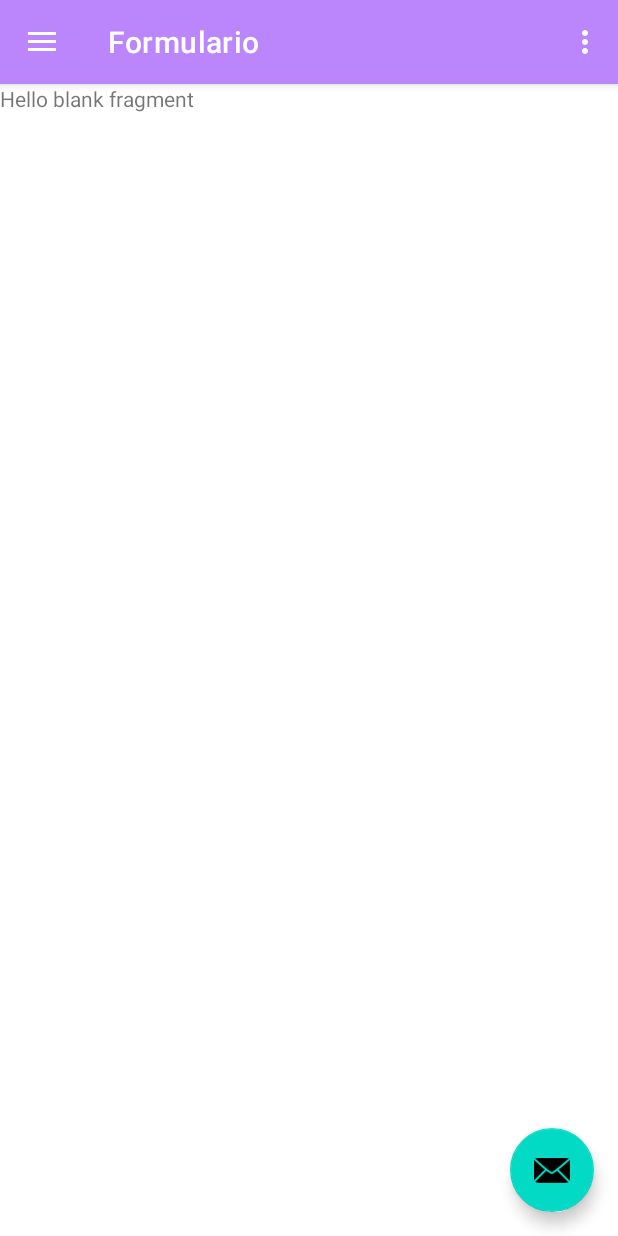
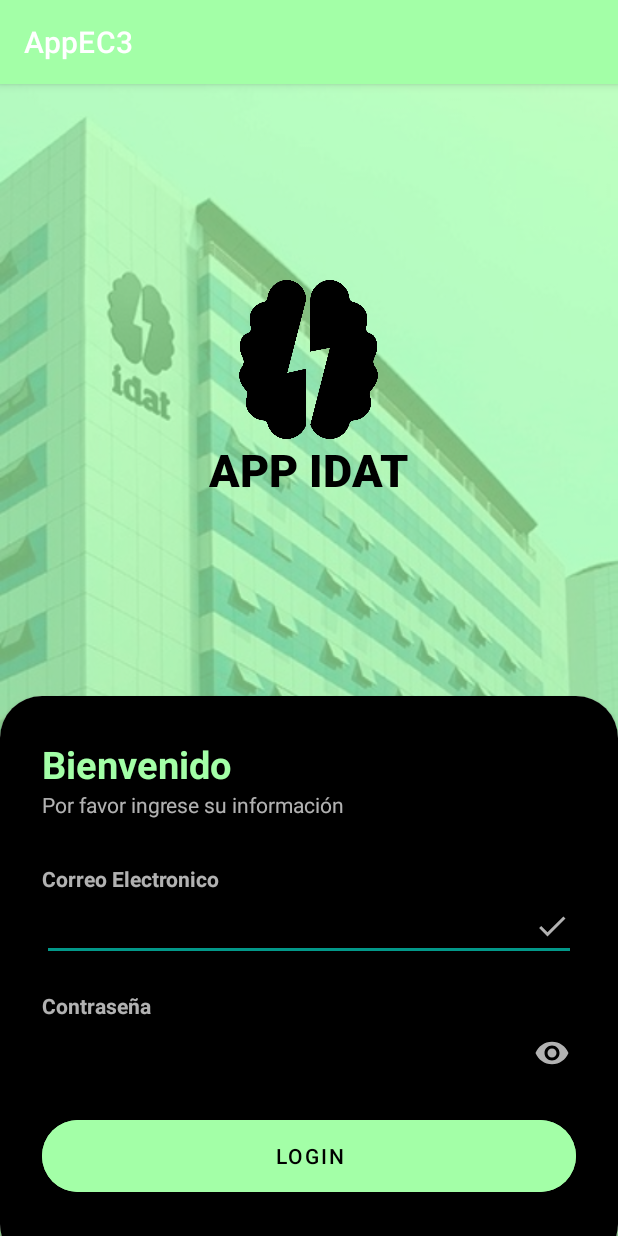
Before and after one commit to wanderjts94/AppEC3, an Android app: the screen it shows after launch (MainActivity before the commit, LoginActivity after it), on a phone screen of 412 x 824 dp. Run offline under Robolectric (Android 15) with nearby library versions, the phone set to English and light mode, and no system bars.

Commit message:
primer commit grande

```diff
--- a/app/src/main/AndroidManifest.xml
+++ b/app/src/main/AndroidManifest.xml
@@ -14,17 +14,22 @@
         tools:targetApi="31">
         <activity
             android:name=".LoginActivity"
-            android:exported="false" />
-        <activity
-            android:name=".MainActivity"
-            android:exported="true"
-            android:label="@string/app_name"
-            android:theme="@style/Theme.AppEC3.NoActionBar">
+            android:exported="true" >
+
             <intent-filter>
                 <action android:name="android.intent.action.MAIN" />
 
                 <category android:name="android.intent.category.LAUNCHER" />
             </intent-filter>
+
+        </activity>
+
+        <activity
+            android:name=".MainActivity"
+            android:exported="false"
+            android:label="@string/app_name"
+            android:theme="@style/Theme.AppEC3.NoActionBar">
+
         </activity>
     </application>
 
--- /dev/null
+++ b/app/src/main/res/drawable/baseline_check_24.xml
@@ -0,0 +1,5 @@
+<vector android:height="24dp" android:tint="#FFFFFF"
+    android:viewportHeight="24" android:viewportWidth="24"
+    android:width="24dp" xmlns:android="http://schemas.android.com/apk/res/android">
+    <path android:fillColor="@android:color/white" android:pathData="M9,16.17L4.83,12l-1.42,1.41L9,19 21,7l-1.41,-1.41z"/>
+</vector>
--- /dev/null
+++ b/app/src/main/res/drawable/baseline_remove_red_eye_24.xml
@@ -0,0 +1,5 @@
+<vector android:height="24dp" android:tint="#FFFFFF"
+    android:viewportHeight="24" android:viewportWidth="24"
+    android:width="24dp" xmlns:android="http://schemas.android.com/apk/res/android">
+    <path android:fillColor="@android:color/white" android:pathData="M12,4.5C7,4.5 2.73,7.61 1,12c1.73,4.39 6,7.5 11,7.5s9.27,-3.11 11,-7.5c-1.73,-4.39 -6,-7.5 -11,-7.5zM12,17c-2.76,0 -5,-2.24 -5,-5s2.24,-5 5,-5 5,2.24 5,5 -2.24,5 -5,5zM12,9c-1.66,0 -3,1.34 -3,3s1.34,3 3,3 3,-1.34 3,-3 -1.34,-3 -3,-3z"/>
+</vector>
--- a/app/src/main/res/layout/activity_login.xml
+++ b/app/src/main/res/layout/activity_login.xml
@@ -1,9 +1,138 @@
 <?xml version="1.0" encoding="utf-8"?>
-<androidx.constraintlayout.widget.ConstraintLayout xmlns:android="http://schemas.android.com/apk/res/android"
+<RelativeLayout xmlns:android="http://schemas.android.com/apk/res/android"
     xmlns:app="http://schemas.android.com/apk/res-auto"
     xmlns:tools="http://schemas.android.com/tools"
     android:layout_width="match_parent"
     android:layout_height="match_parent"
+    android:background="@drawable/fachada"
     tools:context=".LoginActivity">
 
-</androidx.constraintlayout.widget.ConstraintLayout>
+    <RelativeLayout
+        android:layout_width="match_parent"
+        android:layout_height="match_parent"
+        android:background="@color/primario"
+        android:alpha="0.7"/>
+
+    <LinearLayout
+        android:layout_width="match_parent"
+        android:layout_height="match_parent"
+        android:orientation="vertical"
+        android:gravity="center"
+        android:layout_above="@+id/card_view"
+        android:padding="28dp">
+
+        <ImageView
+            android:layout_width="202dp"
+            android:layout_height="106dp"
+            android:src="@drawable/idatlogo2" />
+
+        <TextView
+            android:layout_width="wrap_content"
+            android:layout_height="wrap_content"
+            android:text="APP IDAT"
+            android:textStyle="bold"
+            android:fontFamily="sans-serif-medium"
+            android:textSize="30sp"
+            android:textColor="@color/black"/>
+
+    </LinearLayout>
+
+    <androidx.cardview.widget.CardView
+        android:layout_width="match_parent"
+        android:layout_height="wrap_content"
+        android:layout_alignParentBottom="true"
+        app:cardCornerRadius="28dp"
+        android:layout_marginBottom="-20dp"
+        android:id="@+id/card_view"
+        >
+
+        <LinearLayout
+            android:layout_width="match_parent"
+            android:layout_height="wrap_content"
+            android:orientation="vertical"
+            android:background="@color/black"
+            android:padding="28dp">
+
+            <TextView
+                android:layout_width="wrap_content"
+                android:layout_height="wrap_content"
+                android:text="Bienvenido"
+                android:textColor="@color/primario"
+                android:textSize="25sp"
+                android:textStyle="bold"/>
+
+            <TextView
+                android:layout_width="wrap_content"
+                android:layout_height="wrap_content"
+                android:text="Por favor ingrese su información"
+                android:textColor="@color/white"
+                android:alpha="0.7"/>
+
+            <View
+                android:layout_width="wrap_content"
+                android:layout_height="30dp"/>
+
+            <TextView
+                android:layout_width="wrap_content"
+                android:layout_height="wrap_content"
+                android:text="Correo Electronico"
+                android:textColor="@color/white"
+                android:alpha="0.7"
+                android:textStyle="bold"/>
+
+            <EditText
+                android:layout_width="match_parent"
+                android:layout_height="wrap_content"
+                android:drawableEnd="@drawable/baseline_check_24"
+                android:inputType="textEmailAddress"
+                android:textColor="@color/white"
+                android:alpha="0.7"
+                tools:ignore="TouchTargetSizeCheck,SpeakableTextPresentCheck" />
+
+            <View
+                android:layout_width="wrap_content"
+                android:layout_height="20dp"/>
+
+            <TextView
+                android:layout_width="wrap_content"
+                android:layout_height="wrap_content"
+                android:text="Contraseña"
+                android:textColor="@color/white"
+                android:alpha="0.7"
+                android:textStyle="bold"/>
+
+            <EditText
+                android:layout_width="match_parent"
+                android:layout_height="wrap_content"
+                android:drawableEnd="@drawable/baseline_remove_red_eye_24"
+                android:inputType="textPassword"
+                android:textColor="@color/white"
+                android:alpha="0.7"
+                tools:ignore="TouchTargetSizeCheck,SpeakableTextPresentCheck" />
+
+
+
+
+            <View
+                android:layout_width="wrap_content"
+                android:layout_height="15dp"/>
+
+            <com.google.android.material.button.MaterialButton
+                android:layout_width="match_parent"
+                android:layout_height="60dp"
+                android:text="LOGIN"
+                android:textColor="@color/black"
+                android:backgroundTint="@color/primario"
+                app:cornerRadius="32dp"/>
+
+            <View
+                android:layout_width="wrap_content"
+                android:layout_height="15dp"/>
+
+
+
+        </LinearLayout>
+
+    </androidx.cardview.widget.CardView>
+
+</RelativeLayout>
--- a/app/src/main/res/values/colors.xml
+++ b/app/src/main/res/values/colors.xml
@@ -7,4 +7,6 @@
     <color name="teal_700">#FF018786</color>
     <color name="black">#FF000000</color>
     <color name="white">#FFFFFFFF</color>
+
+    <color name="primario">#A3FFA7</color>
 </resources>
--- a/app/src/main/res/values/themes.xml
+++ b/app/src/main/res/values/themes.xml
@@ -2,8 +2,8 @@
     <!-- Base application theme. -->
     <style name="Theme.AppEC3" parent="Theme.MaterialComponents.DayNight.DarkActionBar">
         <!-- Primary brand color. -->
-        <item name="colorPrimary">@color/purple_500</item>
-        <item name="colorPrimaryVariant">@color/purple_700</item>
+        <item name="colorPrimary">@color/primario</item>
+        <item name="colorPrimaryVariant">@color/primario</item>
         <item name="colorOnPrimary">@color/white</item>
         <!-- Secondary brand color. -->
         <item name="colorSecondary">@color/teal_200</item>
```
Also changed, not shown: app/src/main/res/drawable/fachada.jpg (added), app/src/main/res/drawable/idatlogo2.webp (added).
